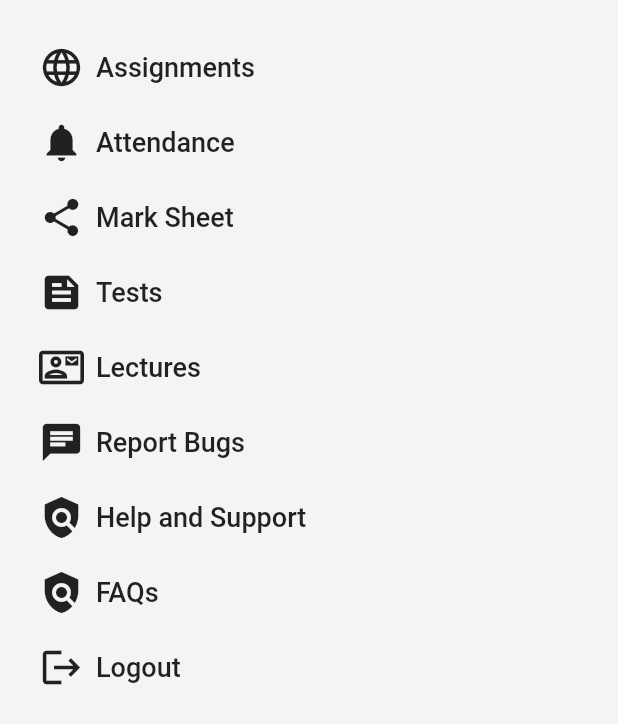
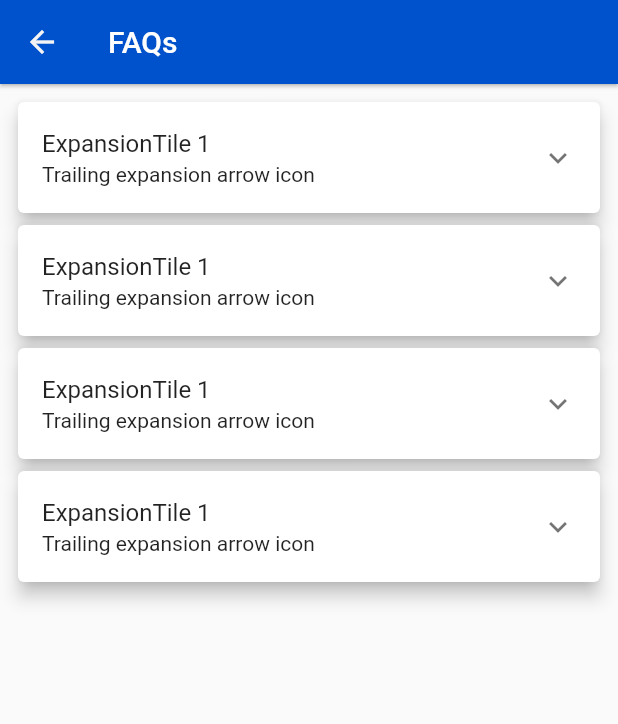
Before and after one commit to PrerakGada/need-for-code-33, a Flutter app: the DrawerOptionsList widget shown alone on an empty page, opened directly, after a tap on "FAQs", on a phone screen of 412 x 824 dp. Shown: the top 724 px of the screen. Run offline on Flutter 3.47's test engine with Material 2 defaults, Android fonts, the phone set to English and light mode, and no system bars; our stand-ins replace cloud_firestore, expandable, firebase_auth, firebase_core, fl_chart, google_fonts and 3 more; missing offline and left inert: dart:ffi; accounts and stored records are empty; network calls fail.

Commit message:
FAQs, Report Bug

```diff
--- a/lib/main.dart
+++ b/lib/main.dart
@@ -4,8 +4,10 @@ import 'package:studybuddy/screens/dashboard_screen.dart';
 import 'package:studybuddy/screens/home_screen.dart';
 import 'package:studybuddy/screens/messages_screen.dart';
 import 'package:studybuddy/screens/notifications_screen.dart';
+import 'package:studybuddy/screens/report_bugs.dart';
 import 'package:studybuddy/screens/splash_screen.dart';
 import 'package:studybuddy/screens/onboarding_screen.dart';
+import 'package:studybuddy/screens/faqs.dart';
 
 import 'firebase_options.dart';
 import 'screens/calendar_screen.dart';
@@ -43,6 +45,8 @@ class MyApp extends StatelessWidget {
         MessagesScreen.id: (context) => MessagesScreen(),
         NotificationsScreen.id: (context) => NotificationsScreen(),
         CalenderScreen.id: (context) => CalenderScreen(),
+        FAQs.id: (context) => FAQs(),
+        ReportBugs.id: (context) => ReportBugs(),
       },
     );
   }
--- /dev/null
+++ b/lib/screens/faqs.dart
@@ -0,0 +1,117 @@
+import 'dart:math' as math;
+
+import 'package:expandable/expandable.dart';
+import 'package:flutter/material.dart';
+import 'package:studybuddy/theme.dart';
+
+
+class FAQs extends StatefulWidget {
+  static const String id = 'FAQs';
+  const FAQs({Key? key}) : super(key: key);
+
+  @override
+  State<FAQs> createState() => _FAQsState();
+}
+
+class _FAQsState extends State<FAQs> {
+
+  bool _customTileExpanded = false;
+  @override
+  Widget build(BuildContext context) {
+    return MaterialApp(
+      home: Scaffold(
+        appBar: AppBar(
+          title: Text('FAQs'),
+          backgroundColor: AppColors.primary,
+      elevation: 1,
+      leading: IconButton(
+        icon: Icon(
+          Icons.arrow_back,
+          color: AppColors.white,
+        ),
+        onPressed: () {
+          Navigator.pop(context);
+        },
+      ),
+    ),
+        body: const MyStatefulWidget(),
+      ),
+    );
+  }
+}
+
+class MyStatefulWidget extends StatefulWidget {
+  const MyStatefulWidget({Key? key}) : super(key: key);
+
+  @override
+  State<MyStatefulWidget> createState() => _MyStatefulWidgetState();
+}
+
+class _MyStatefulWidgetState extends State<MyStatefulWidget> {
+  bool _customTileExpanded = false;
+
+  @override
+  Widget build(BuildContext context) {
+    return Container(
+      child: Padding(
+        padding: EdgeInsets.all(8.0),
+        child: Column(
+          children: [
+            Card(
+              elevation: 5,
+              child: ExpansionTile(
+                title: Text('ExpansionTile 1'),
+                subtitle: Text('Trailing expansion arrow icon'),
+                children: <Widget>[
+                  ListTile(title: Text('This is tile number 1',
+                    style: TextStyle(
+                        color: AppColors.secondary
+                    ),)),
+                ],
+              ),
+            ),
+            Card(
+              elevation: 5,
+              child: ExpansionTile(
+                title: Text('ExpansionTile 1'),
+                subtitle: Text('Trailing expansion arrow icon'),
+                children: <Widget>[
+                  ListTile(title: Text('This is tile number 1',
+                    style: TextStyle(
+                        color: AppColors.secondary
+                    ),)),
+                ],
+              ),
+            ),
+            Card(
+              elevation: 5,
+              child: ExpansionTile(
+                title: Text('ExpansionTile 1'),
+                subtitle: Text('Trailing expansion arrow icon'),
+                children: <Widget>[
+                  ListTile(title: Text('This is tile number 1',
+                    style: TextStyle(
+                        color: AppColors.secondary
+                    ),)),
+                ],
+              ),
+            ),
+            Card(
+              elevation: 5,
+              child: ExpansionTile(
+                title: Text('ExpansionTile 1'),
+                subtitle: Text('Trailing expansion arrow icon'),
+                children: <Widget>[
+                  ListTile(title: Text('This is tile number 1',
+                    style: TextStyle(
+                        color: AppColors.secondary
+                    ),)),
+                ],
+              ),
+            ),
+          ],
+        ),
+      ),
+    );
+  }
+}
--- a/pubspec.yaml
+++ b/pubspec.yaml
@@ -34,6 +34,8 @@ dependencies:
   # The following adds the Cupertino Icons font to your application.
   # Use with the CupertinoIcons class for iOS style icons.
   cupertino_icons: ^1.0.5
+  faq: ^0.0.5
+  expandable: ^5.0.1
 
 dev_dependencies:
   flutter_test:
```
Also changed, not shown: lib/screens/report_bugs.dart (added, +87 -0 lines), lib/widgets/main_drawer.dart (+8 -2 lines).
